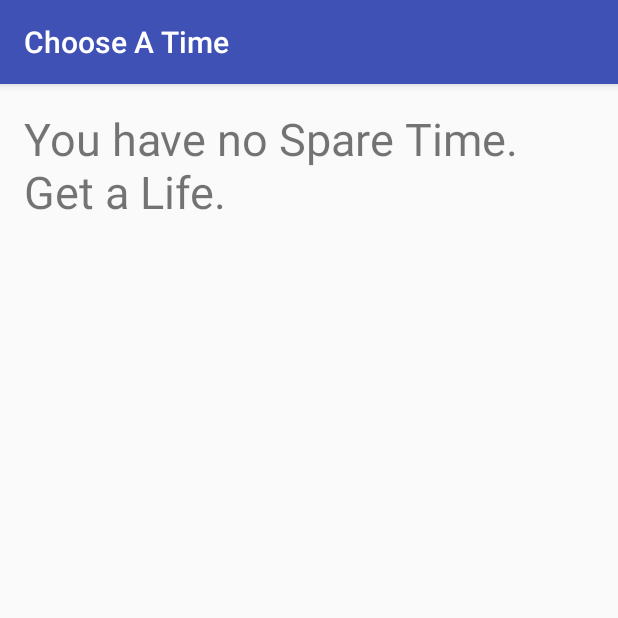
After one commit to lcampanella98/Hourglass, an Android app: the ResultListActivity screen opened directly, with no data from a screen before it, on a phone screen of 412 x 824 dp, the top half of it. The commit adds this screen. Run offline under Robolectric (Android 15) with nearby library versions, the phone set to English and light mode, and no system bars; libraries missing offline, so code that uses them is left out: com.google.api.client; 2 statements that could not run were skipped.

Commit message:
added list view activity

```diff
--- /dev/null
+++ b/app/src/main/java/com/hourglass/hacknjit/hourglass/ResultListActivity.java
@@ -0,0 +1,101 @@
+package com.hourglass.hacknjit.hourglass;
+
+import android.app.ListActivity;
+import android.graphics.Color;
+import android.support.v7.app.AppCompatActivity;
+import android.os.Bundle;
+import android.support.v7.widget.Toolbar;
+import android.view.View;
+import android.widget.AdapterView;
+import android.widget.ArrayAdapter;
+import android.widget.ListView;
+import android.widget.RadioButton;
+import android.widget.TextView;
+import android.widget.Toast;
+
+import com.google.api.client.util.DateTime;
+
+import org.w3c.dom.Text;
+
+import java.text.SimpleDateFormat;
+import java.util.ArrayList;
+import java.util.Calendar;
+import java.util.Date;
+import java.util.GregorianCalendar;
+import java.util.List;
+import java.util.Locale;
+import java.util.TimeZone;
+
+public class ResultListActivity extends AppCompatActivity {
+
+    private ArrayAdapter<String> adapter;
+    private Toolbar toolbar;
+    private ListView listView;
+    private TextView emptyListText;
+    private ArrayList<DateTime> freeDatesList;
+    private List<String> stringDates;
+    private View selectedView;
+    private int prevTextColor, prevBGColor;
+
+    @Override
+    protected void onCreate(Bundle savedInstanceState) {
+        super.onCreate(savedInstanceState);
+        setContentView(R.layout.activity_result_list);
+
+        toolbar = (Toolbar) findViewById(R.id.toolbar);
+        setSupportActionBar(toolbar);
+
+        listView = (ListView) findViewById(R.id.list_view);
+
+        emptyListText = (TextView) findViewById(R.id.text_view_empty);
+        if (emptyListText != null) {
+            emptyListText.setVisibility(View.INVISIBLE);
+        }
+
+        freeDatesList = (ArrayList<DateTime>) getIntent().getSerializableExtra(MainActivity.FREE_DATES);
+        stringDates = new ArrayList<>();
+        for (DateTime dt : freeDatesList) {
+            stringDates.add(getDateText(dt));
+        }
+
+        adapter = new ArrayAdapter<>(getApplicationContext(), R.layout.result_list_row, R.id.text_result_list_row_date, stringDates);
+        listView.setAdapter(adapter);
+
+        listView.setEmptyView(emptyListText);
+
+        listView.setOnItemClickListener(new AdapterView.OnItemClickListener() {
+            @Override
+            public void onItemClick(AdapterView<?> parent, View view, int position, long id) {
+                if (selectedView != null) {
+                    TextView tv = (TextView) selectedView.findViewById(R.id.text_result_list_row_date);
+                    tv.setTextColor(prevTextColor);
+                    tv.setBackgroundColor(prevBGColor);
+                }
+                selectedView = view;
+                TextView tv = (TextView) selectedView.findViewById(R.id.text_result_list_row_date);
+                prevBGColor = tv.getSolidColor();
+                prevTextColor = tv.getCurrentTextColor();
+                tv.setTextColor(getResources().getColor(android.R.color.white));
+                tv.setBackgroundColor(getResources().getColor(R.color.colorAccentLight));
+
+                String selected = adapter.getItem(position);
+                if (selected != null) {
+                    Toast.makeText(getApplicationContext(), "Selected " + selected, Toast.LENGTH_LONG).show();
+                }
+            }
+        });
+    }
+
+    private static final String[] DAYS_OF_WEEK = new String[] {
+            "Sunday", "Monday", "Tuesday", "Wednesday", "Thursday", "Friday", "Saturday"
+    };
+
+    private static final String[] MONTHS = new String[] {
+            "January", "February", "March", "April", "May", "June", "July", "August", "September", "October", "November", "December"
+    };
+
+    private String getDateText(DateTime dt) {
+        Date date = new Date(dt.getValue());
+        return DAYS_OF_WEEK[date.getDay()] + ", " + MONTHS[date.getMonth()] + " " + date.getDate() +  " at " + new SimpleDateFormat("h:mm a", Locale.US).format(date);
+    }
+}
--- /dev/null
+++ b/app/src/main/res/layout/activity_result_list.xml
@@ -0,0 +1,56 @@
+<?xml version="1.0" encoding="utf-8"?>
+<android.support.design.widget.CoordinatorLayout xmlns:android="http://schemas.android.com/apk/res/android"
+    xmlns:app="http://schemas.android.com/apk/res-auto"
+    xmlns:tools="http://schemas.android.com/tools"
+    android:layout_width="match_parent"
+    android:layout_height="match_parent"
+    android:fitsSystemWindows="true"
+    tools:context="com.hourglass.hacknjit.hourglass.ResultListActivity">
+
+    <android.support.design.widget.AppBarLayout
+        android:layout_width="match_parent"
+        android:layout_height="wrap_content"
+        android:theme="@style/AppTheme.AppBarOverlay">
+
+        <android.support.v7.widget.Toolbar
+            android:id="@+id/toolbar"
+            android:layout_width="match_parent"
+            android:layout_height="?attr/actionBarSize"
+            android:background="?attr/colorPrimary"
+            app:popupTheme="@style/AppTheme.PopupOverlay" />
+
+
+    </android.support.design.widget.AppBarLayout>
+
+    <RelativeLayout xmlns:android="http://schemas.android.com/apk/res/android"
+        xmlns:tools="http://schemas.android.com/tools"
+        android:id="@+id/activity_result_list"
+        android:layout_width="match_parent"
+        android:layout_height="match_parent"
+        android:paddingBottom="@dimen/activity_vertical_margin"
+        android:paddingLeft="@dimen/activity_horizontal_margin"
+        android:paddingRight="@dimen/activity_horizontal_margin"
+        android:paddingTop="@dimen/activity_vertical_margin"
+        tools:context="com.hourglass.hacknjit.hourglass.ResultListActivity"
+        app:layout_behavior="@string/appbar_scrolling_view_behavior"
+        >
+
+        <ListView
+            android:id="@+id/list_view"
+            android:layout_width="match_parent"
+            android:layout_height="match_parent"
+            android:layout_alignParentLeft="true"
+            android:layout_alignParentStart="true"
+            />
+
+        <TextView
+            android:id="@+id/text_view_empty"
+            android:layout_width="wrap_content"
+            android:layout_height="wrap_content"
+            android:textSize="30sp"
+            android:fontFamily="sans-serif"
+            android:text="@string/empty_list_text_view" />
+
+    </RelativeLayout>
+
+</android.support.design.widget.CoordinatorLayout>
--- a/app/src/main/res/values/colors.xml
+++ b/app/src/main/res/values/colors.xml
@@ -3,7 +3,8 @@
     <color name="colorPrimary">#3F51B5</color>
     <color name="colorPrimaryDark">#303F9F</color>
     <color name="colorAccent">#FF4081</color>
+    <color name="colorAccentLight">#ff7fab</color>
 	<color name="textColorPrimary">#FFFFFF</color>
-        <color name="windowBackground">#FFFFFF</color>
-        <color name="navigationBarColor">#000000</color>
+    <color name="windowBackground">#FFFFFF</color>
+    <color name="navigationBarColor">#000000</color>
 </resources>
--- a/app/src/main/res/values/strings.xml
+++ b/app/src/main/res/values/strings.xml
@@ -1,4 +1,5 @@
 <resources>
     <string name="app_name">Hourglass</string>
     <string name="action_settings">Settings</string>
+    <string name="empty_list_text_view">You have no Spare Time. Get a Life.</string>
 </resources>
```
Also changed, not shown: app/build.gradle (+1 -10 lines), app/src/main/AndroidManifest.xml (+7 -0 lines), app/src/main/java/com/hourglass/hacknjit/hourglass/MainActivity.java (+78 -49 lines), app/src/main/res/layout/result_list_row.xml (added, +17 -0 lines), 2 other files.
